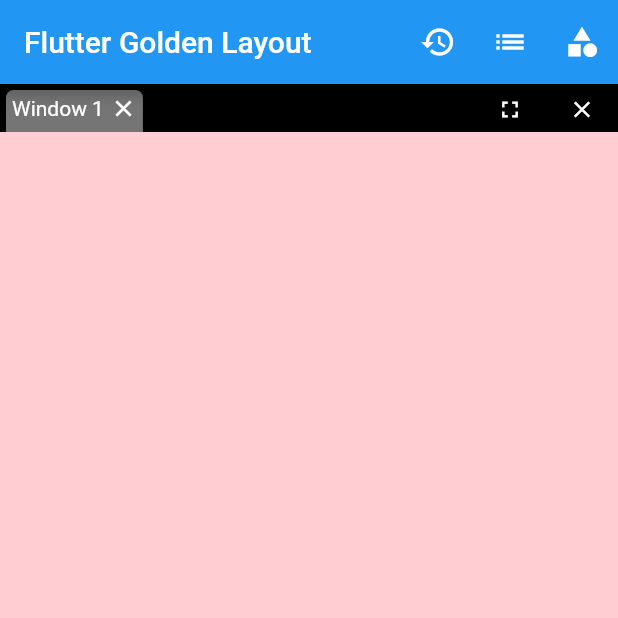
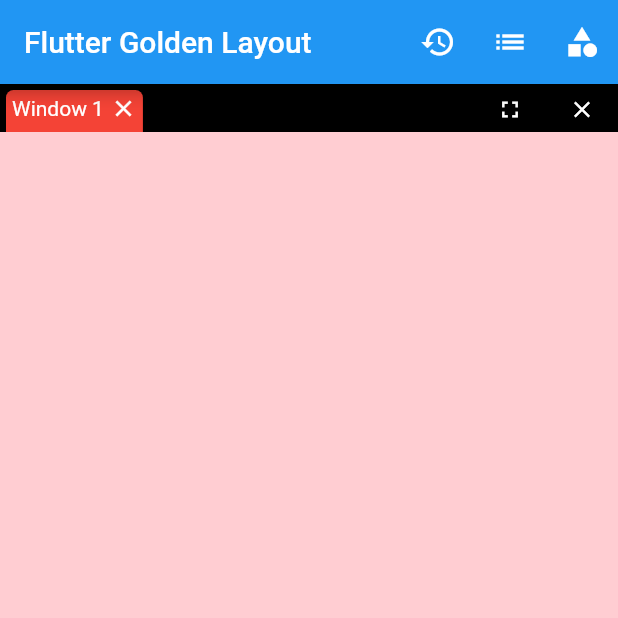
Before and after one commit to rodydavis/golden_layout, a Flutter app: the screen it shows after launch, after a tap on the "restore" icon, on a phone screen of 412 x 824 dp, the top half of it. Run offline on Flutter 3.47's test engine with Material 2 defaults, Android fonts, the phone set to English and light mode, and no system bars.

Commit message:
adding non closable tabs, and windows, and theme

```diff
--- a/example/lib/main.dart
+++ b/example/lib/main.dart
@@ -13,6 +13,7 @@ class MyApp extends StatelessWidget {
       title: 'Flutter Demo',
       theme: ThemeData(
         primarySwatch: Colors.blue,
+        accentColor: Colors.red,
         visualDensity: VisualDensity.adaptivePlatformDensity,
       ),
       home: MyHomePage(title: 'Flutter Golden Layout'),
@@ -35,8 +36,7 @@ class _MyHomePageState extends State<MyHomePage> {
 
   @override
   void initState() {
-    final _group = WindowGroup();
-    _group.addTab(_getTab(_count++));
+    final _group = WindowGroup(_getTab(_count++), false);
     (_controller.base as WindowColumn).children.add(_group);
     super.initState();
   }
@@ -53,8 +53,9 @@ class _MyHomePageState extends State<MyHomePage> {
             onPressed: () {
               if (mounted)
                 setState(() {
-                  _controller.base =
-                      WindowColumn([WindowGroup()..addTab(_getTab(_count++))]);
+                  _controller.base = WindowColumn(
+                    [WindowGroup(_getTab(_count++))],
+                  );
                 });
             },
           ),
@@ -64,8 +65,7 @@ class _MyHomePageState extends State<MyHomePage> {
             onPressed: () {
               if (mounted)
                 setState(() {
-                  final _group = WindowGroup();
-                  _group.addTab(_getTab(_count++));
+                  final _group = WindowGroup(_getTab(_count++));
                   (_controller.base as WindowColumn).children.add(_group);
                 });
             },
@@ -86,8 +86,13 @@ class _MyHomePageState extends State<MyHomePage> {
           ),
         ],
       ),
-      body: GoldenLayout(
-        controller: _controller,
+      body: GoldenLayoutTheme(
+        data: GoldenLayoutThemeData(
+          tabSelectedBackgroundColor: Theme.of(context).accentColor,
+        ),
+        child: GoldenLayout(
+          controller: _controller,
+        ),
       ),
     );
   }
--- a/lib/golden_layout.dart
+++ b/lib/golden_layout.dart
@@ -8,14 +8,17 @@ import 'src/window_group.dart';
 export 'src/controller.dart';
 export 'src/tab.dart';
 export 'src/window.dart';
+export 'src/theme.dart';
 
 class GoldenLayout extends StatefulWidget {
   final WindowController controller;
   final Size popupSize;
+  final WindowCollection collection;
 
   const GoldenLayout({
     Key key,
     @required this.controller,
+    this.collection,
     this.popupSize = const Size(450, 300),
   }) : super(key: key);
 
@@ -29,6 +32,9 @@ class _GoldenLayoutState extends State<GoldenLayout> {
   @override
   void initState() {
     _controller = widget?.controller ?? WindowController();
+    if (widget?.collection != null) {
+      _controller.base = widget.collection;
+    }
     super.initState();
   }
 
@@ -53,7 +59,9 @@ class _GoldenLayoutState extends State<GoldenLayout> {
                 _controller.exitFullScreen();
               });
           },
-          onClose: () {
+          onClose: !_controller.fullScreen.canClose
+              ? null
+              : () {
                   if (mounted)
                     setState(() {
                       _controller.exitFullScreen(true);
@@ -198,7 +206,9 @@ class _GoldenLayoutState extends State<GoldenLayout> {
               _controller.enterFullScreen(item, onClose);
             });
         },
-        onClose: () {
+        onClose: !item.canClose
+            ? null
+            : () {
                 if (mounted)
                   setState(() {
                     item.close();
--- a/lib/src/tab.dart
+++ b/lib/src/tab.dart
@@ -3,9 +3,11 @@ import 'package:flutter/material.dart';
 class WindowTab {
   final String title;
   final Widget child;
+  final bool canClose;
 
   WindowTab({
     @required this.title,
     this.child,
+    this.canClose = true,
   });
 }
--- /dev/null
+++ b/lib/src/theme.dart
@@ -0,0 +1,39 @@
+import 'package:flutter/material.dart';
+
+class GoldenLayoutThemeData {
+  final Color tabSelectedBackgroundColor;
+  final Color backgroundColor;
+  final Color draggableBarsHoveredColor;
+  final Color tabLabelTextColor;
+  final Color tabIconColor;
+
+  const GoldenLayoutThemeData({
+    this.tabSelectedBackgroundColor = Colors.grey,
+    this.backgroundColor = Colors.black,
+    this.draggableBarsHoveredColor = Colors.grey,
+    this.tabLabelTextColor = Colors.white,
+    this.tabIconColor = Colors.white,
+  });
+}
+
+class GoldenLayoutTheme extends InheritedWidget {
+  GoldenLayoutTheme({
+    Key key,
+    @required this.child,
+    @required this.data,
+  }) : super(key: key, child: child);
+
+  final GoldenLayoutThemeData data;
+  final Widget child;
+
+  GoldenLayoutThemeData get theme => data ?? GoldenLayoutThemeData();
+
+  static GoldenLayoutTheme of(BuildContext context) {
+    return (context.dependOnInheritedWidgetOfExactType<GoldenLayoutTheme>());
+  }
+
+  @override
+  bool updateShouldNotify(GoldenLayoutTheme oldWidget) {
+    return data != oldWidget.data;
+  }
+}
--- a/lib/src/window.dart
+++ b/lib/src/window.dart
@@ -17,6 +17,11 @@ class WindowColumn extends WindowCollection {
 }
 
 class WindowGroup extends WindowCollection {
+  WindowGroup([WindowTab tab, bool closeable = true]) {
+    if (tab != null) _tabs.add(tab);
+    canClose = closeable;
+  }
+  bool canClose = true;
   final List<WindowTab> _tabs = [];
   List<WindowTab> get tabs => _tabs;
   int _activeTab = 0;
@@ -43,8 +48,7 @@ class WindowGroup extends WindowCollection {
   }
 
   void close() {
+    if (!canClose) return;
     _tabs.clear();
   }
-
-  void restore() {}
 }
--- a/lib/src/window_group.dart
+++ b/lib/src/window_group.dart
@@ -2,6 +2,7 @@ import 'package:flutter/material.dart';
 
 import 'border_accept.dart';
 import 'tab.dart';
+import 'theme.dart';
 import 'window.dart';
 
 enum WindowPos { top, left, bottom, right }
@@ -30,12 +31,20 @@ class RenderWindowGroup extends StatelessWidget {
 
   @override
   Widget build(BuildContext context) {
+    final _theme =
+        GoldenLayoutTheme.of(context)?.theme ?? GoldenLayoutThemeData();
     return Column(
       children: [
         Container(
           color: Colors.black,
           height: 32,
           child: Row(
+            children: [
+              Expanded(
+                child: SingleChildScrollView(
+                  scrollDirection: Axis.horizontal,
+                  child: Row(
+                    mainAxisSize: MainAxisSize.min,
                     children: [
                       Container(width: 4),
                       for (var i = 0; i < group.tabs.length; i++)
@@ -64,7 +73,8 @@ class RenderWindowGroup extends StatelessWidget {
                             children: [
                               Material(
                                 elevation: 8,
-                        color: Colors.grey.shade600,
+                                color: _theme?.tabSelectedBackgroundColor ??
+                                    Colors.grey.shade600,
                                 borderRadius: BorderRadius.only(
                                   topLeft: Radius.circular(5),
                                   topRight: Radius.circular(5),
@@ -73,7 +83,10 @@ class RenderWindowGroup extends StatelessWidget {
                                   padding: const EdgeInsets.all(8.0),
                                   child: Text(
                                     group.tabs[i].title,
-                            style: TextStyle(color: Colors.white),
+                                    style: TextStyle(
+                                      color: _theme?.tabLabelTextColor ??
+                                          Colors.white,
+                                    ),
                                   ),
                                 ),
                               ),
@@ -94,13 +107,15 @@ class RenderWindowGroup extends StatelessWidget {
                             child: Container(
                               decoration: BoxDecoration(
                                 color: i == group.activeTabIndex
-                            ? Colors.grey.shade600
+                                    ? _theme?.tabSelectedBackgroundColor ??
+                                        Colors.grey.shade600
                                     : null,
                                 borderRadius: BorderRadius.only(
                                   topLeft: Radius.circular(5),
                                   topRight: Radius.circular(5),
                                 ),
                               ),
+                              height: double.infinity,
                               padding: EdgeInsets.only(
                                 left: 4,
                                 right: 4,
@@ -116,15 +131,18 @@ class RenderWindowGroup extends StatelessWidget {
                                   Text(
                                     group.tabs[i].title,
                                     style: TextStyle(
-                              color: Colors.white,
+                                      color: _theme?.tabLabelTextColor ??
+                                          Colors.white,
                                     ),
                                   ),
+                                  if (group.tabs[i].canClose) ...[
                                     Container(width: 4),
                                     InkWell(
                                       child: Icon(
                                         Icons.close,
                                         size: 18,
-                              color: Colors.white,
+                                        color: _theme?.tabIconColor ??
+                                            Colors.white,
                                       ),
                                       onTap: () {
                                         group.removeTab(group.tabs[i]);
@@ -132,6 +150,7 @@ class RenderWindowGroup extends StatelessWidget {
                                         if (group.tabs.isEmpty) onClose();
                                       },
                                     ),
+                                  ],
                                 ],
                               ),
                             ),
@@ -145,15 +164,19 @@ class RenderWindowGroup extends StatelessWidget {
                             update();
                           },
                         ),
-              Spacer(),
+                    ],
+                  ),
+                ),
+              ),
               IconButton(
-                color: Colors.white,
+                color: _theme?.tabIconColor ?? Colors.white,
                 iconSize: 18,
                 icon: Icon(minimize ? Icons.minimize : Icons.fullscreen),
                 onPressed: onFullScreen,
               ),
+              if (onClose != null)
                 IconButton(
-                color: Colors.white,
+                  color: _theme?.tabIconColor ?? Colors.white,
                   iconSize: 18,
                   icon: Icon(Icons.close),
                   onPressed: onClose,
```
Lines whose indentation alone changed are shown as unchanged.
